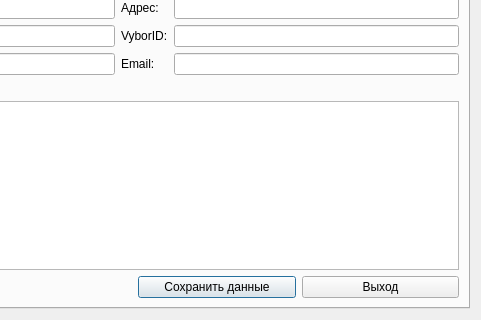
First picture: the form in AddOrgContactDialog.ui, repository okostynchuk/Outcall, before the edit; both pictures show x 211 to 692 and y 194 to 514 of the 692 by 514 pixel window.
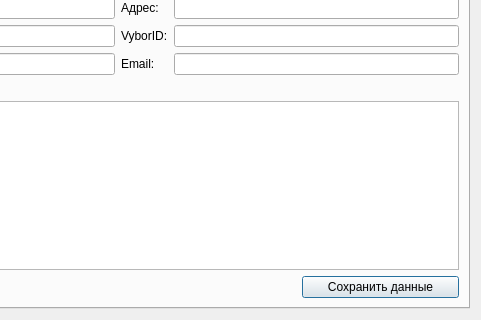
Second picture: the form after the edit.

Commit message: fixed windows passes/ close buttons deleted

```diff
--- a/AddOrgContactDialog.ui
+++ b/AddOrgContactDialog.ui
@@ -190,20 +190,6 @@
            <item row="1" column="0" colspan="4">
             <widget class="QTextEdit" name="Comment"/>
            </item>
-           <item row="2" column="2">
-            <widget class="QPushButton" name="saveButton">
-             <property name="text">
-              <string>Сохранить данные</string>
-             </property>
-            </widget>
-           </item>
-           <item row="2" column="3">
-            <widget class="QPushButton" name="closeButton">
-             <property name="text">
-              <string>Выход</string>
-             </property>
-            </widget>
-           </item>
            <item row="0" column="0">
             <widget class="QLabel" name="label_17">
              <property name="text">
@@ -211,6 +197,13 @@
              </property>
             </widget>
            </item>
+           <item row="2" column="3">
+            <widget class="QPushButton" name="saveButton">
+             <property name="text">
+              <string>Сохранить данные</string>
+             </property>
+            </widget>
+           </item>
           </layout>
          </item>
         </layout>
```
Left out of the diff: 3 changed lines with no effect on the pictures. The commit also changes 3 other files.
